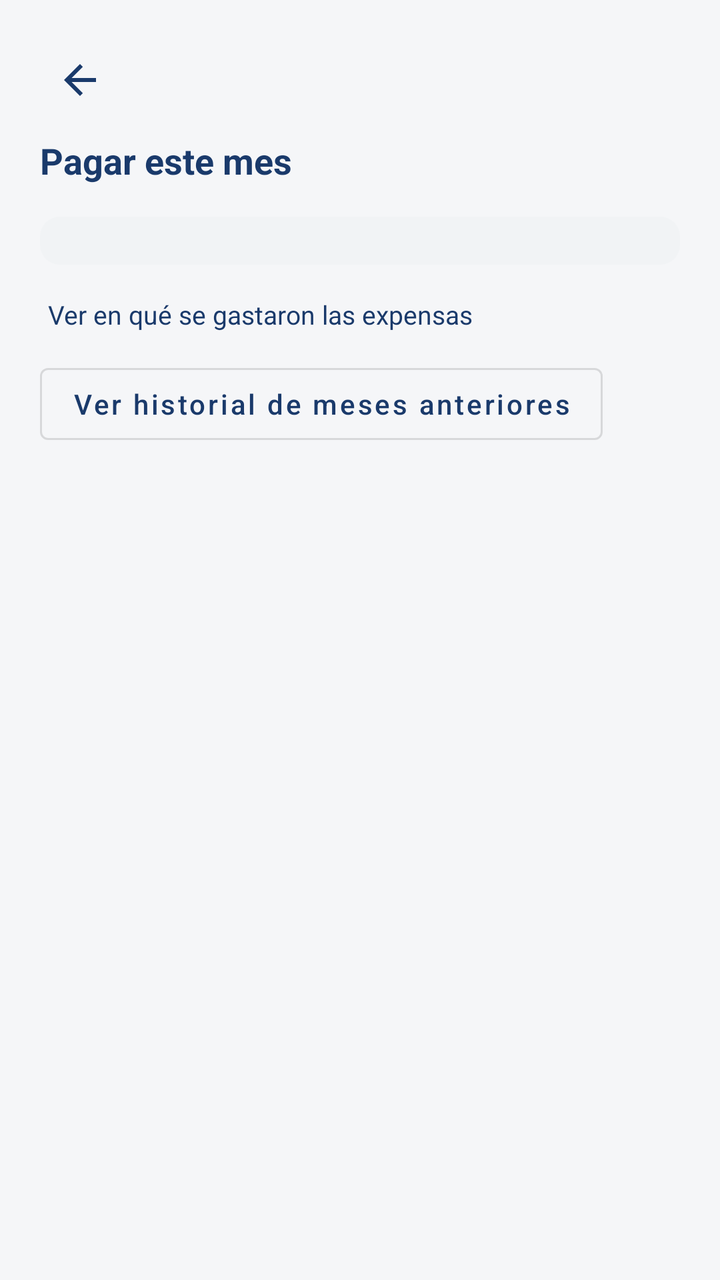
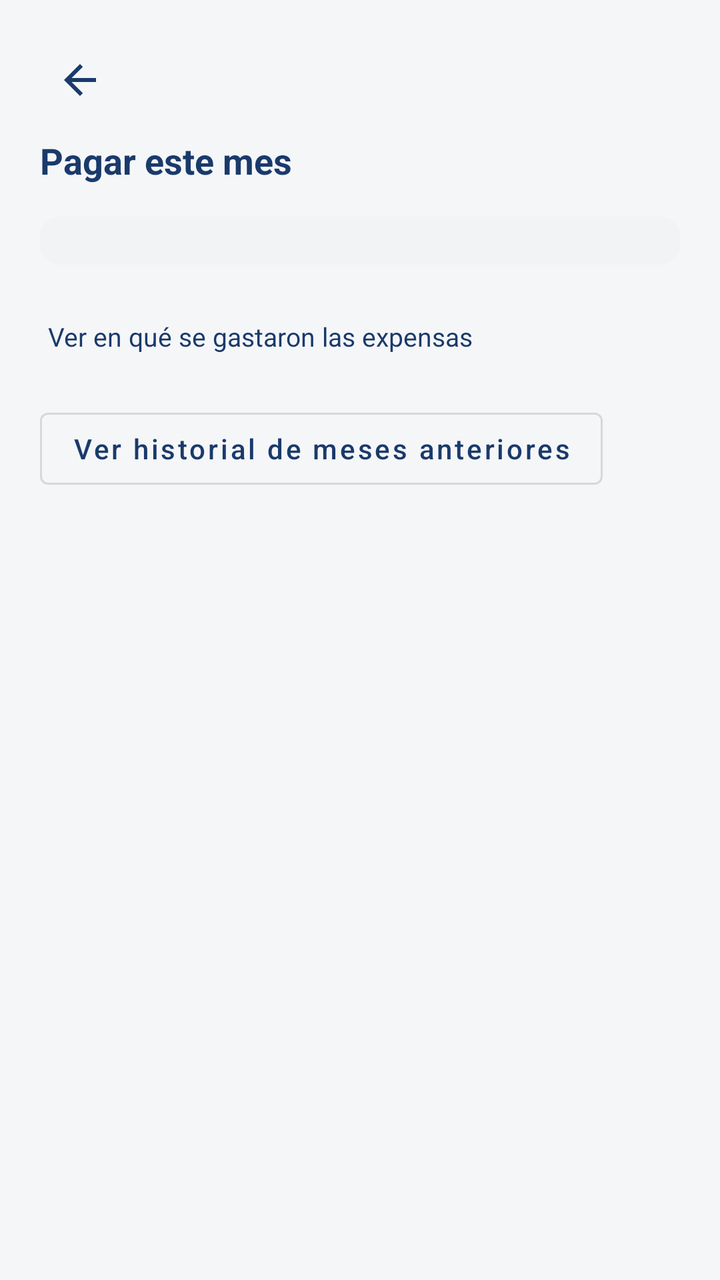

Two renders of the same Android screen: before a commit and after it. Below are the layout's source before the change and the commit's diff.
<!-- AndroidManifest.xml: application theme Theme.ConsorcioTransparente -->
<!-- res/layout/activity_pagar.xml -->
<?xml version="1.0" encoding="utf-8"?>
<ScrollView xmlns:android="http://schemas.android.com/apk/res/android"
    android:layout_width="match_parent"
    android:layout_height="match_parent"
    android:background="@color/background"
    android:fillViewport="true">

    <LinearLayout
        android:layout_width="match_parent"
        android:layout_height="wrap_content"
        android:orientation="vertical"
        android:padding="20dp">

        <ImageButton
            android:id="@+id/buttonBack"
            android:layout_width="40dp"
            android:layout_height="40dp"
            android:layout_gravity="start"
            android:layout_marginBottom="8dp"
            android:background="?attr/selectableItemBackgroundBorderless"
            android:contentDescription="@string/back"
            android:src="@drawable/ic_back"
            android:tint="@color/navy" />

        <TextView
            android:layout_width="wrap_content"
            android:layout_height="wrap_content"
            android:text="@string/pagar_title"
            android:textColor="@color/navy"
            android:textSize="18sp"
            android:textStyle="bold" />

        <LinearLayout
            android:id="@+id/breakdownContainer"
            android:layout_width="match_parent"
            android:layout_height="wrap_content"
            android:layout_marginTop="16dp"
            android:background="@drawable/bg_metric_card"
            android:orientation="vertical"
            android:padding="12dp" />

        <TextView
            android:id="@+id/textVerRendicion"
            android:layout_width="wrap_content"
            android:layout_height="wrap_content"
            android:layout_marginTop="12dp"
            android:background="?attr/selectableItemBackground"
            android:padding="4dp"
            android:clickable="true"
            android:focusable="true"
            android:text="@string/pagar_ver_rendicion"
            android:textColor="@color/navy"
            android:textSize="13sp" />

        
        <Button
            android:id="@+id/buttonHistory"
            android:layout_width="wrap_content"
            android:layout_height="wrap_content"
            android:layout_marginTop="8dp"
            android:text="@string/pagar_history"
            android:textAllCaps="false"
            style="@style/Widget.MaterialComponents.Button.OutlinedButton" />

        <TextView
            android:id="@+id/textNoAmount"
            android:layout_width="match_parent"
            android:layout_height="wrap_content"
            android:layout_marginTop="16dp"
            android:background="@drawable/bg_card"
            android:padding="14dp"
            android:text="@string/pagar_no_amount"
            android:textColor="?attr/colorTextSecondary"
            android:textSize="12sp"
            android:visibility="gone" />

        <LinearLayout
            android:id="@+id/sectionPending"
            android:layout_width="match_parent"
            android:layout_height="wrap_content"
            android:layout_marginTop="16dp"
            android:orientation="vertical"
            android:visibility="gone">

            <TextView
                android:id="@+id/textRejected"
                android:layout_width="match_parent"
                android:layout_height="wrap_content"
                android:layout_marginBottom="8dp"
                android:textColor="@color/tag_red_fg"
                android:textSize="12sp"
                android:visibility="gone" />

            <LinearLayout
                android:layout_width="match_parent"
                android:layout_height="wrap_content"
                android:background="@drawable/bg_card"
                android:orientation="vertical"
                android:padding="14dp">

                <LinearLayout
                    android:layout_width="match_parent"
                    android:layout_height="wrap_content"
                    android:orientation="horizontal"
                    android:gravity="center_vertical">

                    <TextView
                        android:id="@+id/textCbu"
                        android:layout_width="0dp"
                        android:layout_height="wrap_content"
                        android:layout_weight="1"
                        android:textColor="@color/text_primary"
                        android:textSize="13sp" />

                    <Button
                        android:id="@+id/buttonCopyCbu"
                        android:layout_width="wrap_content"
                        android:layout_height="wrap_content"
                        android:text="@string/pagar_copy_cbu"
                        android:textAllCaps="false"
                        style="?android:attr/buttonStyleSmall" />
                </LinearLayout>

                <LinearLayout
                    android:layout_width="match_parent"
                    android:layout_height="wrap_content"
                    android:layout_marginTop="4dp"
                    android:orientation="horizontal"
                    android:gravity="center_vertical">

                    <TextView
                        android:id="@+id/textAlias"
                        android:layout_width="0dp"
                        android:layout_height="wrap_content"
                        android:layout_weight="1"
                        android:textColor="@color/text_primary"
                        android:textSize="13sp" />

                    <Button
                        android:id="@+id/buttonCopyAlias"
                        android:layout_width="wrap_content"
                        android:layout_height="wrap_content"
                        android:text="@string/pagar_copy_alias"
                        android:textAllCaps="false"
                        style="?android:attr/buttonStyleSmall" />
                </LinearLayout>
            </LinearLayout>

            <Button
                android:id="@+id/buttonAttachReceipt"
                android:layout_width="match_parent"
                android:layout_height="wrap_content"
                android:layout_marginTop="12dp"
                android:backgroundTint="@color/navy"
                android:paddingVertical="12dp"
                android:text="@string/pagar_attach_receipt"
                android:textAllCaps="false" />
        </LinearLayout>

        <TextView
            android:id="@+id/textReviewing"
            android:layout_width="match_parent"
            android:layout_height="wrap_content"
            android:layout_marginTop="16dp"
            android:background="@drawable/bg_tag_pill"
            android:backgroundTint="@color/tag_yellow_bg"
            android:padding="14dp"
            android:textColor="@color/tag_yellow_fg"
            android:textSize="12sp"
            android:visibility="gone" />

        
        <Button
            android:id="@+id/buttonPayMercadoPago"
            android:layout_width="match_parent"
            android:layout_height="wrap_content"
            android:layout_marginTop="12dp"
            android:backgroundTint="@color/navy"
            android:paddingVertical="12dp"
            android:text="@string/pagar_mercado_pago"
            android:textAllCaps="false"
            android:visibility="gone" />

        <LinearLayout
            android:id="@+id/sectionPaid"
            android:layout_width="match_parent"
            android:layout_height="wrap_content"
            android:layout_marginTop="16dp"
            android:orientation="vertical"
            android:visibility="gone">

            <TextView
                android:id="@+id/textPaid"
                android:layout_width="match_parent"
                android:layout_height="wrap_content"
                android:background="@drawable/bg_tag_pill"
                android:backgroundTint="@color/tag_green_bg"
                android:padding="14dp"
                android:textColor="@color/tag_green_fg"
                android:textSize="12sp" />
        </LinearLayout>

        <ProgressBar
            android:id="@+id/progressBar"
            android:layout_width="wrap_content"
            android:layout_height="wrap_content"
            android:layout_gravity="center"
            android:layout_marginTop="16dp"
            android:visibility="gone" />

        <TextView
            android:id="@+id/textError"
            android:layout_width="match_parent"
            android:layout_height="wrap_content"
            android:layout_marginTop="8dp"
            android:textColor="@color/tag_red_fg"
            android:textSize="12sp"
            android:visibility="gone" />

    </LinearLayout>
</ScrollView>
<!-- resources referenced by this layout -->
<resources>
  <color name="background">#F5F6F8</color>
  <color name="navy">#1A3A6B</color>
  <color name="tag_green_bg">#D1FAE5</color>
  <color name="tag_green_fg">#065F46</color>
  <color name="tag_red_fg">#991B1B</color>
  <color name="tag_yellow_bg">#FEF9C3</color>
  <color name="tag_yellow_fg">#854D0E</color>
  <color name="text_primary">#111827</color>
  <!-- drawable bg_card (drawable) -->
  <?xml version="1.0" encoding="utf-8"?>
  <ripple xmlns:android="http://schemas.android.com/apk/res/android"
      android:color="@color/ripple_overlay">
      <item android:id="@android:id/mask">
          <shape android:shape="rectangle">
              <solid android:color="@android:color/white" />
              <corners android:radius="12dp" />
          </shape>
      </item>
      <item>
          <shape>
              <solid android:color="@color/surface" />
              <corners android:radius="12dp" />
              <stroke android:width="0.5dp" android:color="@color/border" />
          </shape>
      </item>
  </ripple>
  <!-- drawable bg_metric_card (drawable) -->
  <?xml version="1.0" encoding="utf-8"?>
  <shape xmlns:android="http://schemas.android.com/apk/res/android">
      <solid android:color="@color/surface_secondary" />
      <corners android:radius="10dp" />
  </shape>
  <!-- drawable bg_tag_pill (drawable) -->
  <?xml version="1.0" encoding="utf-8"?>
  <shape xmlns:android="http://schemas.android.com/apk/res/android">
      <solid android:color="@color/tag_green_bg" />
      <corners android:radius="20dp" />
  </shape>
  <!-- drawable ic_back (drawable) -->
  <?xml version="1.0" encoding="utf-8"?>
  <vector xmlns:android="http://schemas.android.com/apk/res/android"
      android:width="24dp"
      android:height="24dp"
      android:viewportWidth="24"
      android:viewportHeight="24">
      <path
          android:fillColor="#FF000000"
          android:pathData="M20,11H7.83l5.59,-5.59L12,4l-8,8 8,8 1.41,-1.41L7.83,13H20v-2z" />
  </vector>
  <string name="back">Volver</string>
  <string name="pagar_attach_receipt">Adjuntar comprobante de transferencia</string>
  <string name="pagar_copy_alias">Copiar alias</string>
  <string name="pagar_copy_cbu">Copiar CBU</string>
  <string name="pagar_history">Ver historial de meses anteriores</string>
  <string name="pagar_mercado_pago">Pagar con Mercado Pago</string>
  <string name="pagar_no_amount">Todavía no tenés un monto asignado. Consultá a tu Administrador.</string>
  <string name="pagar_title">Pagar este mes</string>
  <string name="pagar_ver_rendicion">Ver en qué se gastaron las expensas</string>
  <style name="Theme.ConsorcioTransparente" parent="Theme.MaterialComponents.Light.NoActionBar">
          <item name="colorPrimary">@color/navy</item>
          <item name="colorPrimaryDark">@color/navy_dark</item>
          <item name="colorAccent">@color/blue_accent</item>
          <item name="android:windowBackground">@color/background</item>
          <item name="android:statusBarColor" tools:targetApi="l">@color/navy</item>
          <item name="colorTextSecondary">@color/text_secondary</item>
      </style>
  <color name="ripple_overlay">#291A3A6B</color>
  <color name="surface">#FFFFFF</color>
  <color name="border">#E5E7EB</color>
  <color name="surface_secondary">#F1F3F5</color>
  <color name="navy_dark">#0F2647</color>
  <color name="blue_accent">#3B82F6</color>
  <color name="text_secondary">#6B7280</color>
</resources>

<!-- the commit's change to res/layout/activity_pagar.xml (unified diff, before → after) -->
@@ -45,7 +45,9 @@
             android:layout_height="wrap_content"
             android:layout_marginTop="12dp"
             android:background="?attr/selectableItemBackground"
-            android:padding="4dp"
+            android:gravity="center_vertical"
+            android:minHeight="48dp"
+            android:paddingHorizontal="4dp"
             android:clickable="true"
             android:focusable="true"
             android:text="@string/pagar_ver_rendicion"
